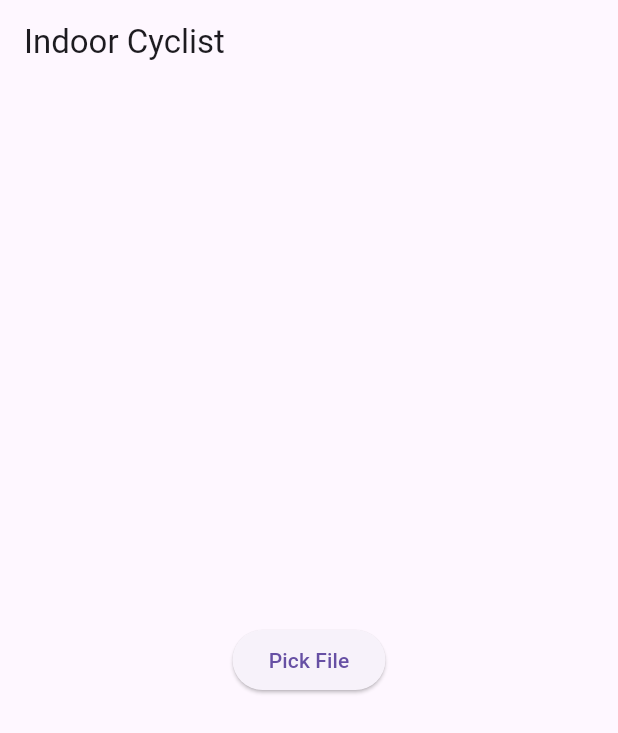
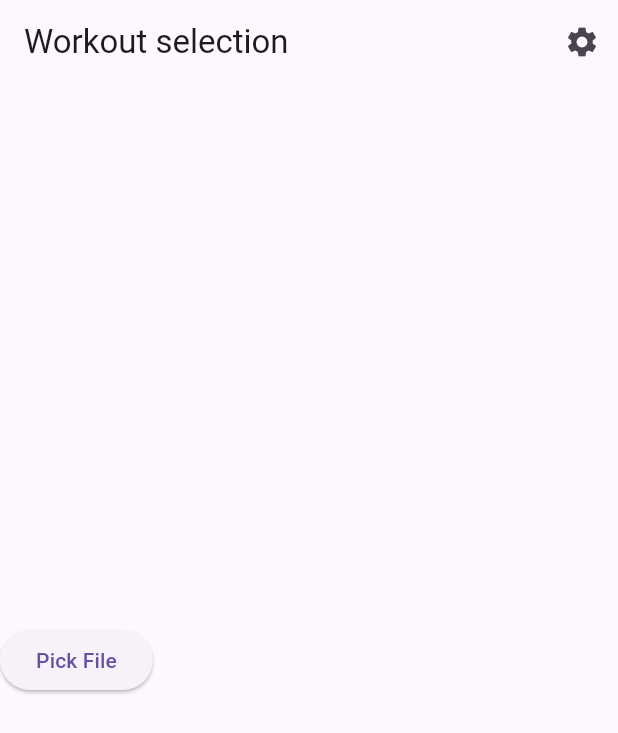
Before and after one commit to juaoose/bike-ftms, a Flutter app: the screen it shows after launch, on a phone screen of 412 x 824 dp. Shown: the top 733 px of the screen. Run offline on Flutter 3.47's test engine with Material 3 defaults, Android fonts, the light colour scheme and no system bars; our stand-ins replace file_picker, fl_chart, flutter_riverpod; missing offline and left inert: fit_tool, flutter_ftms.

Commit message:
chore: extract workout selection from main

```diff
--- a/lib/main.dart
+++ b/lib/main.dart
@@ -1,4 +1,5 @@
 import 'package:bike_ftms/screens/file_selection.dart';
+import 'package:bike_ftms/screens/settings.dart';
 import 'package:flutter/material.dart';
 import 'package:flutter_riverpod/flutter_riverpod.dart';
 
@@ -11,15 +12,8 @@
 
   @override
   Widget build(BuildContext context) {
-    return MaterialApp(
-      home: Scaffold(
-        appBar: AppBar(
-          title: const Text('Indoor Cyclist'),
-        ),
-        body: const Center(
-          child: FileSelectionScreen(),
-        ),
-      ),
+    return const MaterialApp(
+      home: FileSelectionScreen(),
     );
   }
 }
--- a/lib/screens/file_selection.dart
+++ b/lib/screens/file_selection.dart
@@ -1,4 +1,5 @@
 import 'package:bike_ftms/models/fit_workout.dart';
+import 'package:bike_ftms/screens/settings.dart';
 import 'package:bike_ftms/screens/workout.dart';
 import 'package:bike_ftms/static_workout_graph.dart';
 import 'package:flutter/material.dart';
@@ -12,7 +13,23 @@
     final fitFileState = ref.watch(fitFileProvider);
     final fitFileNotifier = ref.read(fitFileProvider.notifier);
 
-    return Column(
+    return Scaffold(
+      appBar: AppBar(
+        title: const Text('Workout selection'),
+        actions: [
+          IconButton(
+            onPressed: () {
+              Navigator.push(
+                context,
+                MaterialPageRoute(
+                    builder: (context) => const SettingsScreen()),
+              );
+            },
+            icon: const Icon(Icons.settings),
+          ),
+        ],
+      ),
+      body: Column(
         mainAxisAlignment: MainAxisAlignment.center,
         children: [
           ElevatedButton(
@@ -22,23 +39,21 @@
           if (fitFileState.isLoading)
             const CircularProgressIndicator()
           else if (fitFileState.workoutName != null)
-          Text(
-              'FIT File Result: ${fitFileState.workoutName} ${fitFileState.workoutSteps?.length}')
+            Text('Workout Name: ${fitFileState.workoutName}')
           else if (fitFileState.errorMessage != null)
             Text('Error: ${fitFileState.errorMessage}'),
           if (fitFileState.selectedFile != null)
             StaticWorkoutGraph(state: fitFileState),
           if (fitFileState.selectedFile != null)
             TextButton(
-              onPressed: () {
-                Navigator.push(
+                onPressed: () => Navigator.push(
                       context,
                       MaterialPageRoute(
                           builder: (context) => const WorkoutPlayerScreen()),
-                );
-              },
+                    ),
                 child: const Text("Start!"))
         ],
+      ),
     );
   }
 }
```
Lines whose indentation alone changed are shown as unchanged.
